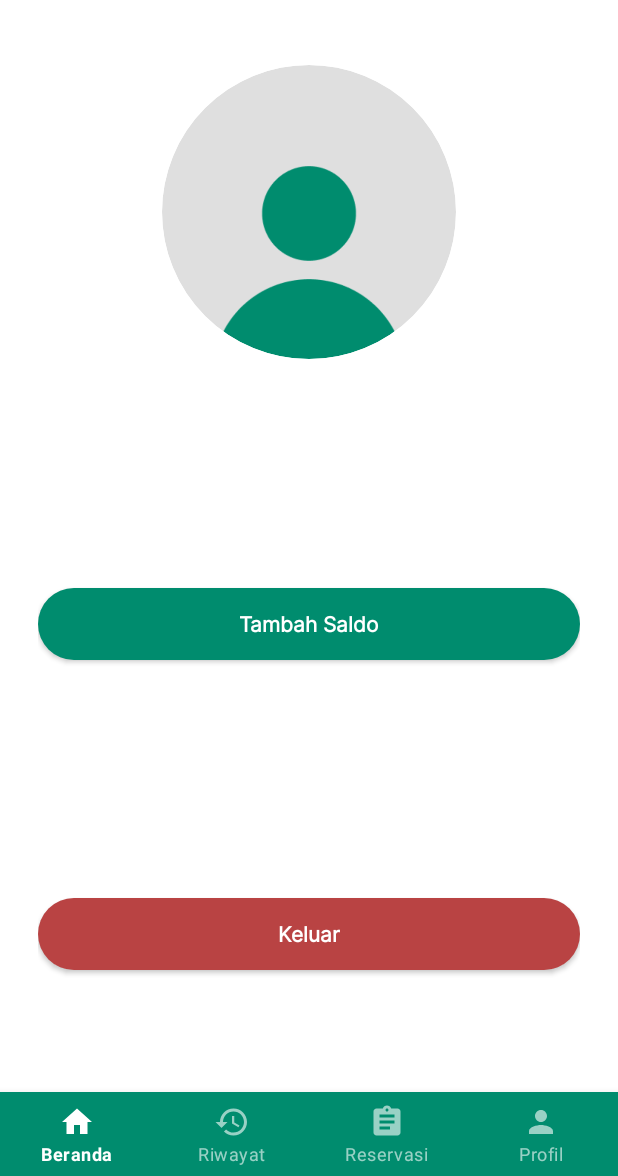
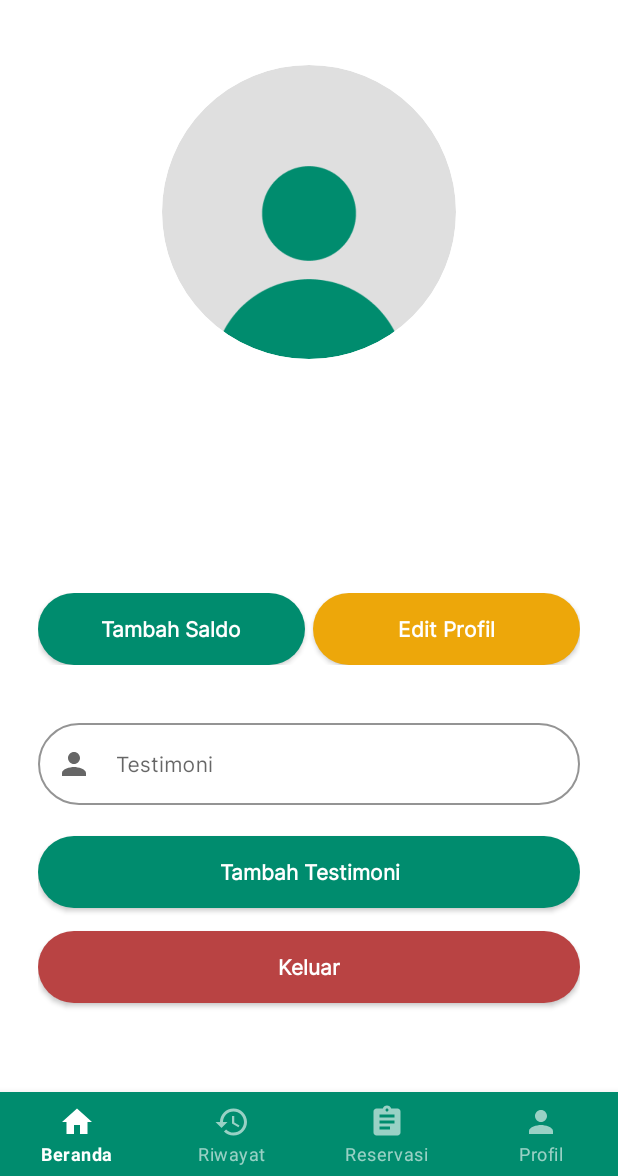
Before and after one commit to PBP-B-6/Atma-Salon-Project, an Android app: the fragment FragmentProfil placed in its activity, on a phone screen of 412 x 824 dp, the part 60-1236 px from its top. Run offline under Robolectric (Android 15) with nearby library versions, the phone set to English and light mode, and no system bars; our stand-ins replace CircleImageView, data binding; 3 statements that could not run were skipped.

Commit message:
Update halaman Profil, menambahkan button Edit Profil dan Testimoni

```diff
--- a/app/src/main/res/layout/fragment_profil.xml
+++ b/app/src/main/res/layout/fragment_profil.xml
@@ -46,20 +46,116 @@
                 android:layout_marginTop="10dp"
                 android:textAlignment="center"/>
 
+            <LinearLayout
+                android:layout_width="match_parent"
+                android:layout_height="wrap_content"
+                android:orientation="horizontal"
+                android:layout_marginTop="33dp"
+                android:layout_marginBottom="33dp">
+                <androidx.appcompat.widget.AppCompatButton
+                    android:fontFamily="@font/inter_regular"
+                    android:id="@+id/btnTambahSaldo"
+                    android:layout_width="match_parent"
+                    android:layout_height="wrap_content"
+                    android:text="@string/tambah_saldo"
+                    android:textSize="14sp"
+                    android:textStyle="bold"
+                    android:textAllCaps="false"
+                    android:backgroundTint="@color/primary_green"
+                    android:textColor="@color/white"
+                    android:background="@drawable/custom_border"
+                    android:layout_marginEnd="2.5dp"
+                    android:layout_weight="1"/>
+                <androidx.appcompat.widget.AppCompatButton
+                    android:fontFamily="@font/inter_regular"
+                    android:id="@+id/btnEditProfil"
+                    android:layout_width="match_parent"
+                    android:layout_height="wrap_content"
+                    android:text="@string/edit_profil"
+                    android:textSize="14sp"
+                    android:textStyle="bold"
+                    android:textAllCaps="false"
+                    android:backgroundTint="#EDA70A"
+                    android:textColor="@color/white"
+                    android:background="@drawable/custom_border"
+                    android:layout_weight="1"
+                    android:layout_marginStart="2.5dp"/>
+            </LinearLayout>
+
+            <com.google.android.material.textfield.TextInputLayout
+                android:id="@+id/inputLayoutTestimoni"
+                android:layout_width="match_parent"
+                android:layout_height="wrap_content"
+                style="@style/InputAtmaSalon"
+                app:errorEnabled="true"
+                app:startIconDrawable="@drawable/ic_user"
+                app:boxCornerRadiusBottomEnd="30dp"
+                app:boxCornerRadiusTopEnd="30dp"
+                app:boxCornerRadiusBottomStart="30dp"
+                app:boxCornerRadiusTopStart="30dp">
+
+                <com.google.android.material.textfield.TextInputEditText
+                    android:fontFamily="@font/inter_regular"
+                    android:layout_width="match_parent"
+                    android:layout_height="wrap_content"
+                    android:hint="@string/testimoni"
+                    android:inputType="textMultiLine"
+                    android:textSize="14sp"
+                    android:textCursorDrawable="@drawable/custom_cursor"
+                    android:textColor="@color/black"
+                    app:passwordToggleEnabled="true"/>
+
+            </com.google.android.material.textfield.TextInputLayout>
+
             <androidx.appcompat.widget.AppCompatButton
                 android:fontFamily="@font/inter_regular"
-                android:id="@+id/btnTambahSaldo"
+                android:id="@+id/btnTambahTestimoni"
                 android:layout_width="match_parent"
                 android:layout_height="wrap_content"
-                android:text="@string/tambah_saldo"
+                android:text="@string/tambah_testimoni"
                 android:textSize="14sp"
                 android:textStyle="bold"
                 android:textAllCaps="false"
-                android:layout_marginBottom="33dp"
-                android:layout_marginTop="30dp"
+                android:layout_marginBottom="0dp"
                 android:backgroundTint="@color/primary_green"
                 android:textColor="@color/white"
                 android:background="@drawable/custom_border"/>
+
+            <LinearLayout
+                android:visibility="gone"
+                android:layout_width="match_parent"
+                android:layout_height="wrap_content"
+                android:orientation="horizontal"
+                android:layout_marginTop="25dp">
+                <androidx.appcompat.widget.AppCompatButton
+                    android:fontFamily="@font/inter_regular"
+                    android:id="@+id/btnEditTestimoni"
+                    android:layout_width="match_parent"
+                    android:layout_height="wrap_content"
+                    android:text="@string/edit_testimoni"
+                    android:textSize="14sp"
+                    android:textStyle="bold"
+                    android:textAllCaps="false"
+                    android:backgroundTint="@color/primary_green"
+                    android:textColor="@color/white"
+                    android:background="@drawable/custom_border"
+                    android:layout_weight="1"
+                    android:layout_marginEnd="2.5dp"/>
+                <androidx.appcompat.widget.AppCompatButton
+                    android:fontFamily="@font/inter_regular"
+                    android:id="@+id/btnHapusTestimoni"
+                    android:layout_width="match_parent"
+                    android:layout_height="wrap_content"
+                    android:text="@string/hapus_testimoni"
+                    android:textSize="14sp"
+                    android:textStyle="bold"
+                    android:textAllCaps="false"
+                    android:backgroundTint="#B94343"
+                    android:textColor="@color/white"
+                    android:background="@drawable/custom_border"
+                    android:layout_weight="1"
+                    android:layout_marginStart="2.5dp"/>
+            </LinearLayout>
 
             <androidx.appcompat.widget.AppCompatButton
                 android:fontFamily="@font/inter_regular"
@@ -71,7 +167,7 @@
                 android:textStyle="bold"
                 android:textAllCaps="false"
                 android:layout_marginBottom="33dp"
-                android:layout_marginTop="125dp"
+                android:layout_marginTop="15dp"
                 android:backgroundTint="#B94343"
                 android:textColor="@color/white"
                 android:background="@drawable/custom_border"/>
--- a/app/src/main/res/values/strings.xml
+++ b/app/src/main/res/values/strings.xml
@@ -78,4 +78,9 @@
     <string name="model">Model</string>
     <string name="warna">Warna</string>
     <string name="status">Status</string>
+    <string name="edit_testimoni">Edit Testimoni</string>
+    <string name="hapus_testimoni">Hapus Testimoni</string>
+    <string name="tambah_testimoni">Tambah Testimoni</string>
+    <string name="testimoni">Testimoni</string>
+    <string name="edit_profil">Edit Profil</string>
 </resources>
```
